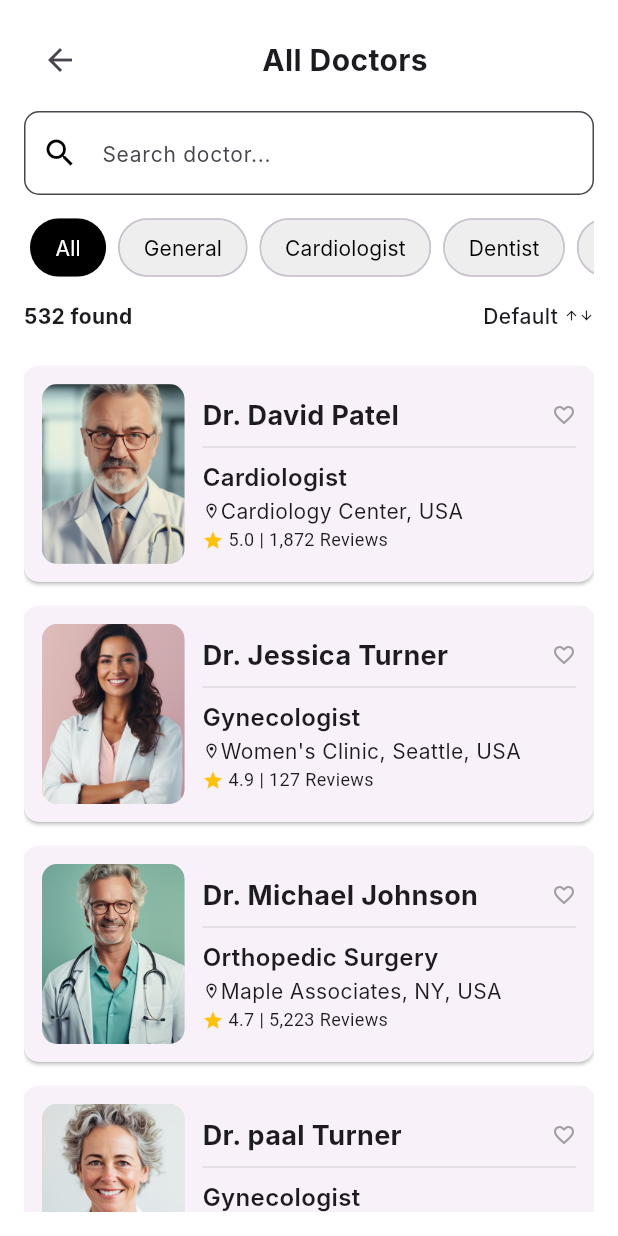
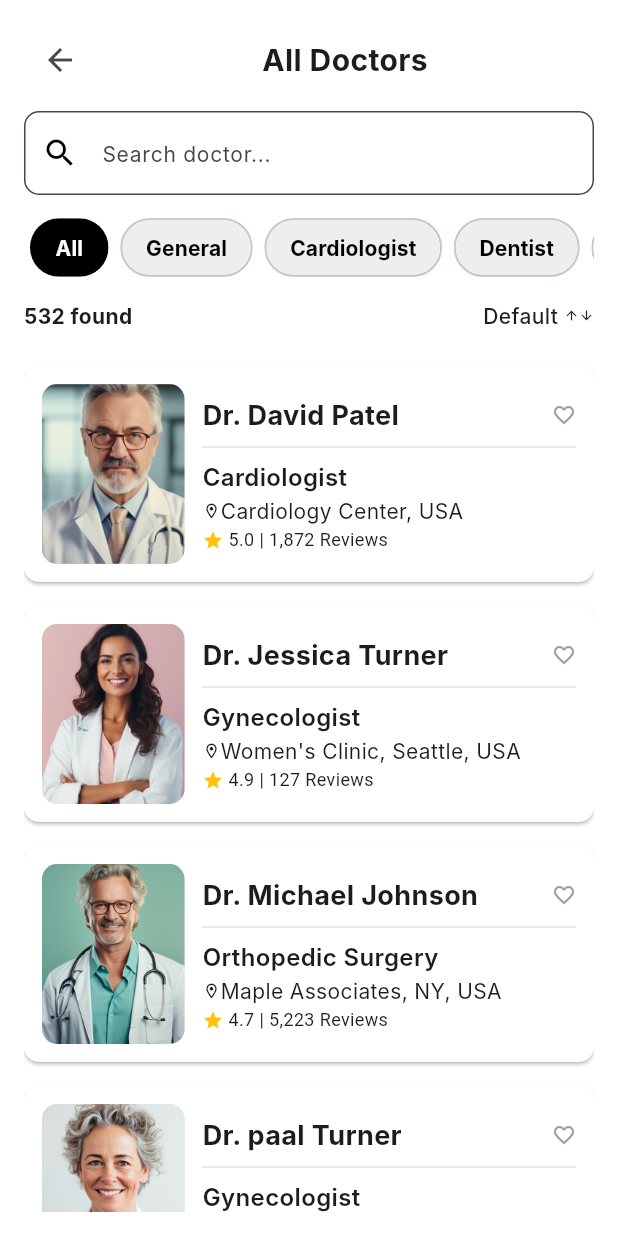
Before and after one commit to vsrooban/doctor-appointment-app, a Flutter app: the AllDoctorsPage screen opened directly, on a phone screen of 412 x 824 dp. Run offline on Flutter 3.47's test engine with Material 3 defaults, Android fonts, the phone set to English and light mode, and no system bars; our stand-ins replace carousel_slider, flutter_image_slideshow; Roboto replaces fonts that are missing (Inter, Poppins).

Commit message:
background color changes

```diff
--- a/lib/screen/home/home_content.dart
+++ b/lib/screen/home/home_content.dart
@@ -1,4 +1,5 @@
 import 'package:doctor_appointment_app/screen/home/list_doctors_page.dart';
+import 'package:doctor_appointment_app/screen/home/notification_screen.dart';
 import 'package:doctor_appointment_app/util/custom_theme.dart';
 import 'package:doctor_appointment_app/widget/home_screen_categories_widget.dart';
 import 'package:doctor_appointment_app/widget/home_screen_slider_widget.dart';
@@ -47,7 +48,9 @@ class _HomeContentState extends State<HomeContent> {
                   children: [
                     InkWell(
                       hoverColor: Colors.transparent,
-                      onTap: () {},
+                      onTap: () {
+                        Navigator.pushReplacement(context, MaterialPageRoute(builder: (context)=>NotificationScreen()));
+                      },
                       child: const Icon(
                         size: 24,
                         Icons.notifications,
--- a/lib/screen/home/list_doctors_page.dart
+++ b/lib/screen/home/list_doctors_page.dart
@@ -103,7 +103,7 @@ class _AllDoctorsPageState extends State<AllDoctorsPage> {
                       showCheckmark: false,
                       shape: RoundedRectangleBorder(
                           borderRadius: BorderRadius.circular(20)),
-                      label: Text(categories[index], style: AppTypography.bodySRegular),
+                      label: Text(categories[index], style: AppTypography.bodySBold),
                       selected: selectedCategoryIndex == index,
                       onSelected: (selected) {
                         setState(() {
@@ -144,6 +144,7 @@ class _AllDoctorsPageState extends State<AllDoctorsPage> {
                 itemBuilder: (context, index) {
                   final doctor = doctors[index];
                   return Card(
+                    color: Colors.white,
                     margin: const EdgeInsets.symmetric(vertical: 8.0),
                     shape: RoundedRectangleBorder(
                       borderRadius: BorderRadius.circular(10),
--- a/lib/screen/login/signin_screen.dart
+++ b/lib/screen/login/signin_screen.dart
@@ -230,7 +230,7 @@ void _showInvalidCredentialsDialog(BuildContext context) {
         title:
             Text("Login Failed", style: TextStyle(fontWeight: FontWeight.bold)),
         content: Text(
-            "Invalid email or password. Please use the default credentials."),
+            "Invalid email or password."),
         actions: [
           TextButton(
             onPressed: () {
```
Also changed, not shown: lib/screen/home/notification_screen.dart (+7 -2 lines).
